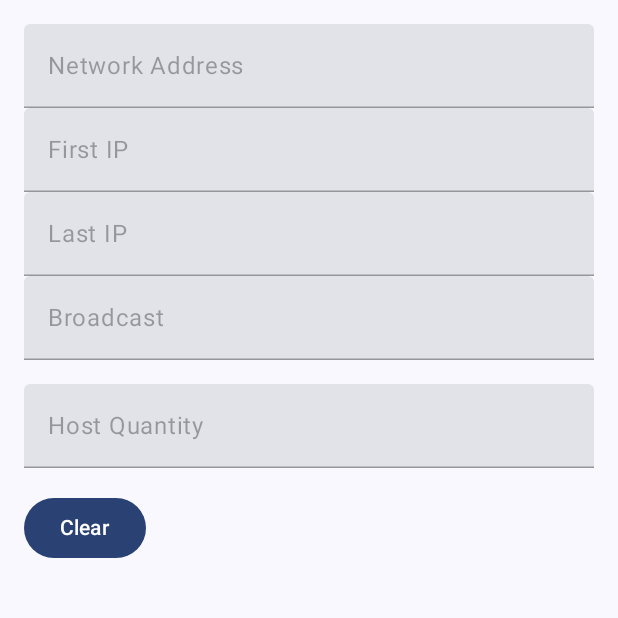
After one commit to DigitalDreamStudios/subnet-app, an Android app built with Jetpack Compose: the composable OutputForm called with empty values, on a phone screen of 412 x 824 dp, the top half of it. The commit adds this screen. Run offline under Robolectric (Android 15) with nearby library versions, the phone set to English and light mode, and no system bars.

Commit message:
Add: Output form

```diff
--- a/app/src/main/java/com/evildev/subnetapp/MainActivity.kt
+++ b/app/src/main/java/com/evildev/subnetapp/MainActivity.kt
@@ -29,6 +29,8 @@ class MainActivity : ComponentActivity() {
     }
 }
 
+
+
 @Preview(showBackground = true)
 @Composable
 fun SubnetAppPreview() {
--- /dev/null
+++ b/app/src/main/java/com/evildev/subnetapp/ui/components/HeaderSub.kt
@@ -0,0 +1 @@
+package com.evildev.subnetapp.ui.components
--- /dev/null
+++ b/app/src/main/java/com/evildev/subnetapp/ui/components/OutputForm.kt
@@ -0,0 +1,91 @@
+package com.evildev.subnetapp.ui.components
+
+import androidx.compose.foundation.layout.Column
+import androidx.compose.foundation.layout.fillMaxWidth
+import androidx.compose.foundation.layout.padding
+import androidx.compose.material3.Button
+import androidx.compose.material3.ExperimentalMaterial3Api
+import androidx.compose.material3.Text
+import androidx.compose.material3.TextField
+import androidx.compose.runtime.Composable
+import androidx.compose.ui.Modifier
+import androidx.compose.ui.tooling.preview.Preview
+import androidx.compose.ui.unit.dp
+
+@OptIn(ExperimentalMaterial3Api::class)
+@Composable
+fun OutputForm(
+    networkIp: String,
+    firstIp: String,
+    lastIp: String,
+    broadcast: String,
+    hostQuantity: String,
+    onButtonClick: () -> Unit
+) {
+    Column(
+        modifier = Modifier
+            .fillMaxWidth()
+            .padding(16.dp)
+    ) {
+        TextField(
+            value = networkIp,
+            onValueChange = { /* No-op since it's read-only */ },
+            label = { Text("Network Address") },
+            modifier = Modifier.fillMaxWidth(),
+            enabled = false
+        )
+
+        TextField(
+            value = firstIp,
+            onValueChange = { /* No-op since it's read-only */ },
+            label = { Text("First IP") },
+            modifier = Modifier.fillMaxWidth(),
+            enabled = false
+        )
+
+        TextField(
+            value = lastIp,
+            onValueChange = { /* No-op since it's read-only */ },
+            label = { Text("Last IP") },
+            modifier = Modifier.fillMaxWidth(),
+            enabled = false
+        )
+        TextField(
+            value = broadcast,
+            onValueChange = { /* No-op since it's read-only */ },
+            label = { Text("Broadcast") },
+            modifier = Modifier.fillMaxWidth(),
+            enabled = false
+        )
+
+        TextField(
+            value = hostQuantity,
+            onValueChange = { /* No-op since it's read-only */ },
+            label = { Text("Host Quantity") },
+            modifier = Modifier.fillMaxWidth().padding(top = 16.dp),
+            enabled = false
+        )
+
+        Button(
+            onClick = onButtonClick,
+            modifier = Modifier.padding(top = 16.dp)
+        ) {
+            Text(text = "Clear")
+        }
+    }
+
+}
+
+@OptIn(ExperimentalMaterial3Api::class)
+@Preview
+@Composable
+fun OutputFormPreview() {
+    OutputForm(
+        networkIp = "192.168.0.0",
+        firstIp = "192.168.0.1",
+        lastIp = "192.168.0.254",
+        broadcast = "192.168.0.255",
+        hostQuantity = "254",
+        onButtonClick = { /* Handle button click */ }
+    )
+}
```
